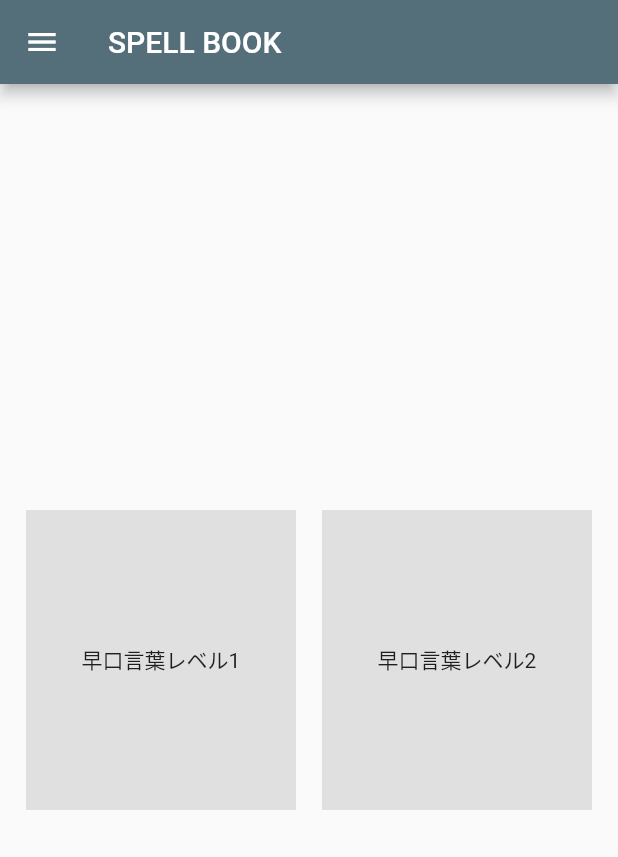
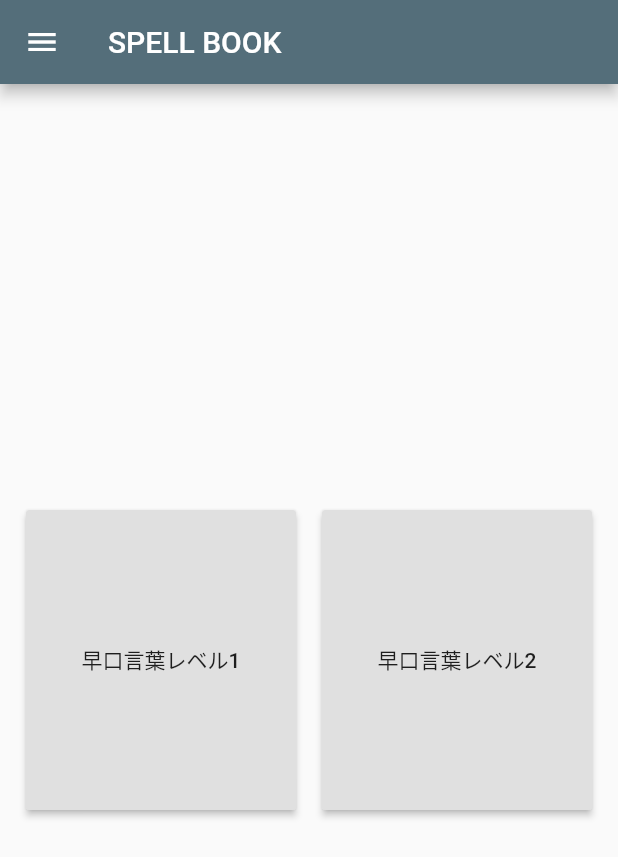
Before and after one commit to beeeyan/flutter-voice-game, a Flutter app: the screen it shows after launch, on a phone screen of 412 x 824 dp. Shown: the top 857 px of the screen. Run offline on Flutter 3.47's test engine with Material 2 defaults, Android fonts, the phone set to English and light mode, and no system bars.

Commit message:
change container to raisedbutton

```diff
--- a/lib/main.dart
+++ b/lib/main.dart
@@ -1,5 +1,6 @@
 import 'package:flutter/material.dart';
 import './ui/home_page.dart';
+import './ui/play_page.dart';
 
 void main() => runApp(MyApp());
 
@@ -19,6 +20,7 @@ class MyApp extends StatelessWidget {
       home: MyHomePage(title: title),
       routes: <String,WidgetBuilder>{
         '/home': (BuildContext context) => MyHomePage(title: title),
+        '/play': (BuildContext context) => PlayPage(title: title),
       },
     );
   }
--- a/lib/ui/home_panel.dart
+++ b/lib/ui/home_panel.dart
@@ -3,30 +3,38 @@ import 'package:flutter/material.dart';
 class HomePanel extends StatelessWidget {
   @override
   Widget build(BuildContext context) {
-    return _panels;
-  }
-
-  final Widget _panels = Row(
+    return Row(
       mainAxisAlignment: MainAxisAlignment.spaceEvenly,
       children: <Widget>[
-      Container(
+        ButtonTheme(
+          minWidth: 180,
+          height: 200,
           padding: const EdgeInsets.all(20),
+          child: RaisedButton(
             color: Colors.grey[300],
-        width: 180,
-        height: 200,
-        child: Center(
             child: const Text('早口言葉レベル1'),
+            onPressed: () {
+              Navigator.of(context).pushReplacementNamed("/play");
+            },
+            highlightColor: Colors.redAccent,
+            onHighlightChanged: (value) {},
           ),
         ),
-      Container(
+        ButtonTheme(
+          minWidth: 180,
+          height: 200,
           padding: const EdgeInsets.all(20),
+          child: RaisedButton(
             color: Colors.grey[300],
-        width: 180,
-        height: 200,
-        child: Center(
             child: const Text('早口言葉レベル2'),
+            onPressed: () {
+              Navigator.of(context).pushReplacementNamed("/play");
+            },
+            highlightColor: Colors.blueAccent,
+            onHighlightChanged: (value) {},
           ),
         ),
       ],
     );
   }
+}
```
Also changed, not shown: lib/ui/play_page.dart (added, +27 -0 lines). Lines whose indentation alone changed are shown as unchanged.
